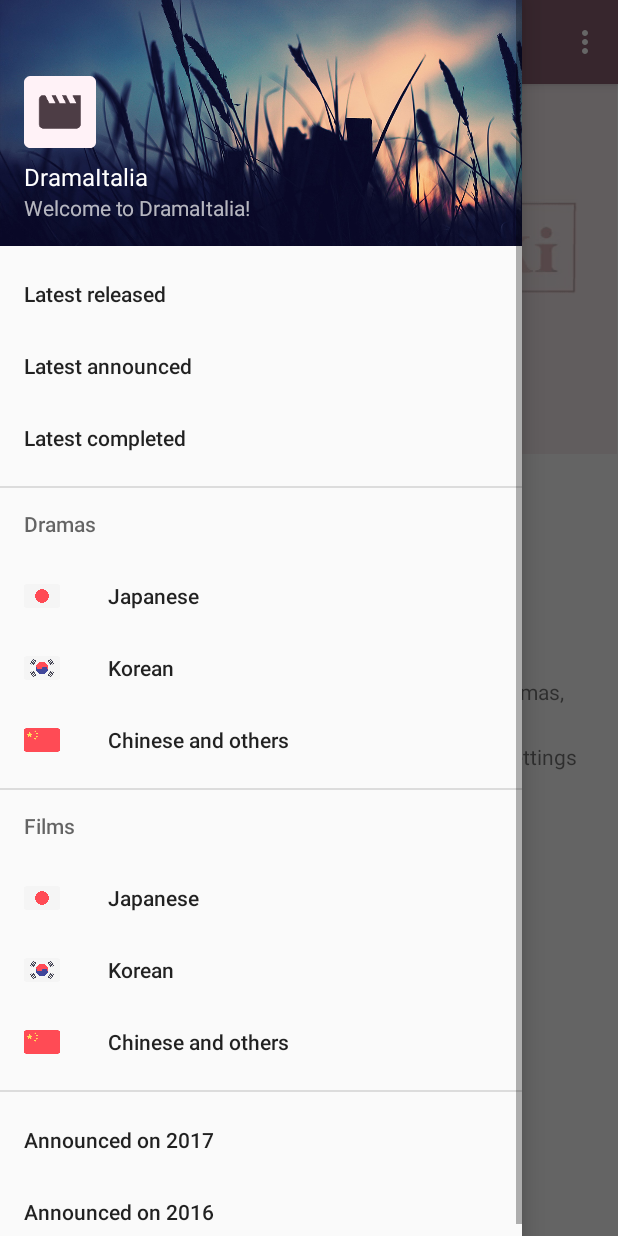
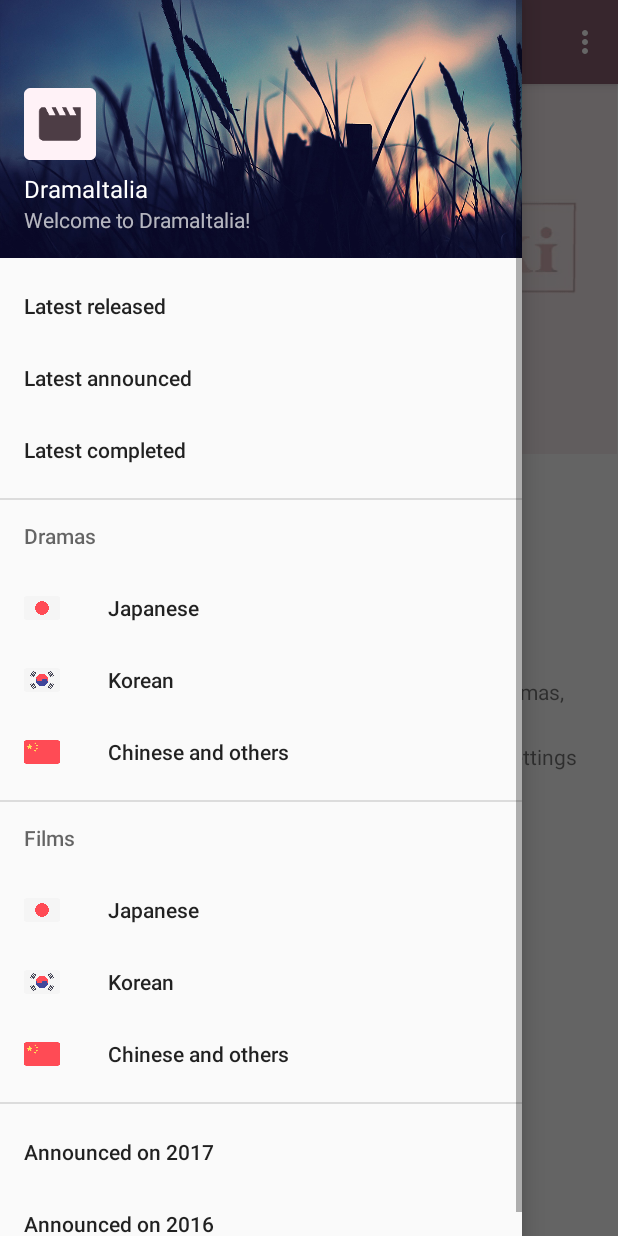
Before and after one commit to xpirt/DramaItalia, an Android app: the screen it shows after launch (MainActivity), with the side drawer open, on a phone screen of 412 x 824 dp. Run offline under Robolectric (Android 15) with nearby library versions, the phone set to English and light mode, and no system bars; our stand-ins replace Volley; libraries missing offline, so code that uses them is left out: com.getkeepsafe.taptargetview; 1 statement that could not run was skipped.

Commit message:
adjust navigation header height

```diff
--- a/app/src/main/res/values/dimens.xml
+++ b/app/src/main/res/values/dimens.xml
@@ -5,7 +5,7 @@
     <dimen name="activity_vertical_margin">16dp</dimen>
     <dimen name="nav_header_vertical_spacing">8dp</dimen>
     <dimen name="nav_header_text_vertical_spacing">8dp</dimen>
-    <dimen name="nav_header_height">164dp</dimen>
+    <dimen name="nav_header_height">172dp</dimen>
     <dimen name="nav_header_img_max_height">48dp</dimen>
 
     <dimen name="max_type_width">196dp</dimen>
```
